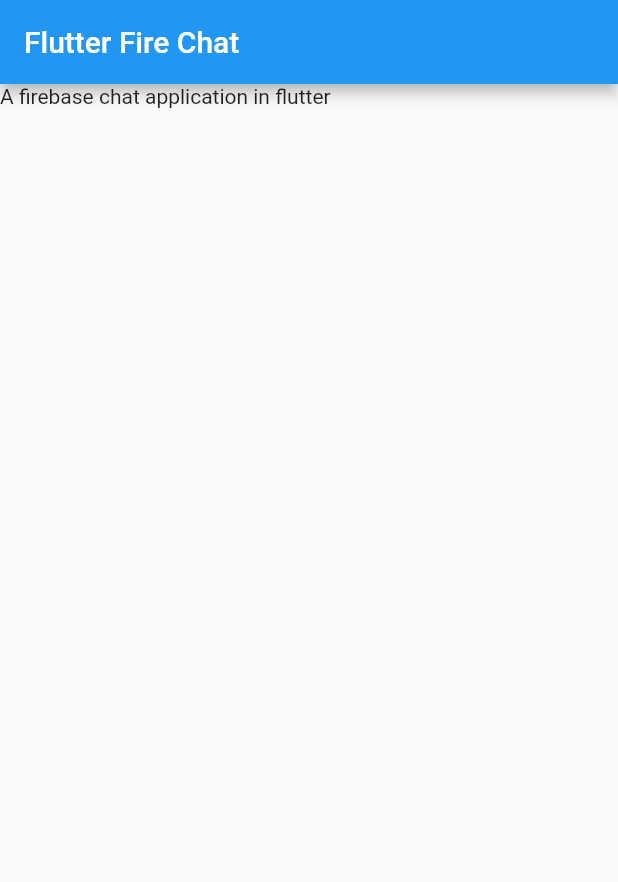
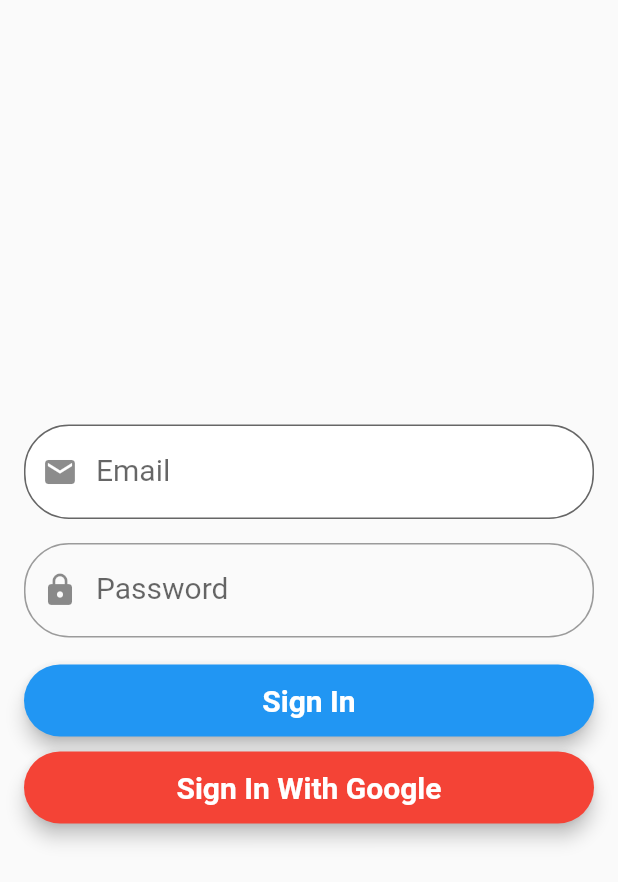
Before and after one commit to lohanidamodar/flutter_fire_chat, a Flutter app: the screen it shows after launch, on a phone screen of 412 x 824 dp. Shown: the top 882 px of the screen. Run offline on Flutter 3.47's test engine with Material 2 defaults, Android fonts, the phone set to English and light mode, and no system bars; our stand-ins replace firebase_auth, google_sign_in; accounts and stored records are empty; Roboto replaces fonts that are missing (Montserrat).

Commit message:
firebase auth added

```diff
--- a/lib/main.dart
+++ b/lib/main.dart
@@ -1,4 +1,6 @@
 import 'package:flutter/material.dart';
+
+import 'ui/pages/home.dart';
 
 void main() => runApp(MyApp());
 
@@ -14,22 +16,3 @@ class MyApp extends StatelessWidget {
     );
   }
 }
-
-class HomePage extends StatelessWidget {
-  @override
-  Widget build(BuildContext context){
-    return Scaffold(
-      appBar: AppBar(
-        title: Text('Flutter Fire Chat'),
-      ),
-      body: SingleChildScrollView(
-        child: Column(
-          crossAxisAlignment: CrossAxisAlignment.start,
-          children: <Widget>[
-            Text("A firebase chat application in flutter")
-          ],
-        ),
-      ),
-    );
-  }
-}
--- /dev/null
+++ b/lib/model/user_repository.dart
@@ -0,0 +1,74 @@
+import 'package:flutter/widgets.dart';
+import 'package:firebase_auth/firebase_auth.dart';
+import 'package:google_sign_in/google_sign_in.dart';
+
+enum Status { Uninitialized, Authenticated, Authenticating, Unauthenticated }
+
+class UserRepository with ChangeNotifier {
+  FirebaseAuth _auth;
+  FirebaseUser _user;
+  GoogleSignIn _googleSignIn;
+  Status _status = Status.Uninitialized;
+
+  UserRepository.instance()
+      : _auth = FirebaseAuth.instance,
+        _googleSignIn = GoogleSignIn() {
+    _auth.onAuthStateChanged.listen(_onAuthStateChanged);
+  }
+
+  Status get status => _status;
+  FirebaseUser get user => _user;
+
+  Future<bool> signIn(String email, String password) async {
+    try {
+      _status = Status.Authenticating;
+      notifyListeners();
+      await _auth.signInWithEmailAndPassword(email: email, password: password);
+      return true;
+    } catch (e) {
+      _status = Status.Unauthenticated;
+      notifyListeners();
+      return false;
+    }
+  }
+
+  Future<bool> signInWithGoogle() async {
+    try {
+      _status = Status.Authenticating;
+      notifyListeners();
+      final GoogleSignInAccount googleUser = await _googleSignIn.signIn();
+      final GoogleSignInAuthentication googleAuth =
+          await googleUser.authentication;
+      final AuthCredential credential = GoogleAuthProvider.getCredential(
+        accessToken: googleAuth.accessToken,
+        idToken: googleAuth.idToken,
+      );
+      await _auth.signInWithCredential(credential);
+      return true;
+    } catch (e) {
+      print(e);
+      _status = Status.Unauthenticated;
+      notifyListeners();
+      return false;
+    }
+
+  }
+
+  Future signOut() async {
+    _auth.signOut();
+    _googleSignIn.signOut();
+    _status = Status.Unauthenticated;
+    notifyListeners();
+    return Future.delayed(Duration.zero);
+  }
+
+  Future<void> _onAuthStateChanged(FirebaseUser firebaseUser) async {
+    if (firebaseUser == null) {
+      _status = Status.Unauthenticated;
+    } else {
+      _user = firebaseUser;
+      _status = Status.Authenticated;
+    }
+    notifyListeners();
+  }
+}
--- /dev/null
+++ b/lib/ui/pages/home.dart
@@ -0,0 +1,28 @@
+import 'package:flutter/material.dart';
+import '../../model/user_repository.dart';
+import 'package:provider/provider.dart';
+import './splash.dart';
+import './login.dart';
+import './user_info.dart';
+
+class HomePage extends StatelessWidget {
+  @override
+  Widget build(BuildContext context) {
+    return ChangeNotifierProvider(
+      builder: (_) => UserRepository.instance(),
+      child: Consumer(
+        builder: (context, UserRepository user, _) {
+          switch (user.status) {
+            case Status.Uninitialized:
+              return Splash();
+            case Status.Unauthenticated:
+            case Status.Authenticating:
+              return LoginPage();
+            case Status.Authenticated:
+              return UserInfoPage(user: user.user);
+          }
+        },
+      ),
+    );
+  }
+}
--- /dev/null
+++ b/lib/ui/pages/login.dart
@@ -0,0 +1,131 @@
+import 'package:flutter/material.dart';
+import 'package:provider/provider.dart';
+import '../../model/user_repository.dart';
+
+class LoginPage extends StatefulWidget {
+  @override
+  _LoginPageState createState() => _LoginPageState();
+}
+
+class _LoginPageState extends State<LoginPage> {
+  TextStyle style = TextStyle(fontFamily: 'Montserrat', fontSize: 20.0);
+  TextEditingController _email;
+  TextEditingController _password;
+  final _formKey = GlobalKey<FormState>();
+  final _key = GlobalKey<ScaffoldState>();
+
+  @override
+  void initState() {
+    super.initState();
+    _email = TextEditingController(text: "");
+    _password = TextEditingController(text: "");
+  }
+
+  @override
+  Widget build(BuildContext context) {
+    final user = Provider.of<UserRepository>(context);
+    return Scaffold(
+      key: _key,
+      body: Form(
+        key: _formKey,
+        child: Container(
+          alignment: Alignment.center,
+          child: ListView(
+            shrinkWrap: true,
+            children: <Widget>[
+              Padding(
+                padding: const EdgeInsets.symmetric(horizontal: 16.0, vertical: 8.0),
+                child: TextFormField(
+                  controller: _email,
+                  validator: (value) =>
+                      (value.isEmpty) ? "Please Enter Email" : null,
+                  style: style,
+                  decoration: InputDecoration(
+                      prefixIcon: Icon(Icons.email),
+                      labelText: "Email",
+                      filled: true,
+                      fillColor: Colors.white,
+                      border: OutlineInputBorder(borderRadius: BorderRadius.circular(30))),
+                ),
+              ),
+              Padding(
+                padding: const EdgeInsets.symmetric(horizontal: 16.0, vertical: 8.0),
+                child: TextFormField(
+                  controller: _password,
+                  obscureText: true,
+                  validator: (value) =>
+                      (value.isEmpty) ? "Please Enter Password" : null,
+                  style: style,
+                  decoration: InputDecoration(
+                      prefixIcon: Icon(Icons.lock),
+                      labelText: "Password",
+                      border: OutlineInputBorder(borderRadius: BorderRadius.circular(30))),
+                ),
+              ),
+              SizedBox(height: 10.0),
+              user.status == Status.Authenticating
+                  ? Center(child: CircularProgressIndicator())
+                  : Padding(
+                      padding: const EdgeInsets.symmetric(horizontal: 16.0),
+                      child: Material(
+                        elevation: 5.0,
+                        borderRadius: BorderRadius.circular(30.0),
+                        color: Theme.of(context).primaryColor,
+                        child: MaterialButton(
+                          onPressed: () async {
+                            if (_formKey.currentState.validate()) {
+                              if (!await user.signIn(
+                                  _email.text, _password.text))
+                                _key.currentState.showSnackBar(SnackBar(
+                                  content: Text("Something is wrong"),
+                                ));
+                            }
+                          },
+                          child: Text(
+                            "Sign In",
+                            style: style.copyWith(
+                                color: Colors.white,
+                                fontWeight: FontWeight.bold),
+                          ),
+                        ),
+                      ),
+                    ),
+              SizedBox(height: 10),
+              user.status == Status.Authenticating
+                  ? Center(child: CircularProgressIndicator())
+                  : Padding(
+                      padding: const EdgeInsets.symmetric(horizontal: 16.0),
+                      child: Material(
+                        elevation: 5.0,
+                        borderRadius: BorderRadius.circular(30.0),
+                        color: Colors.red,
+                        child: MaterialButton(
+                          onPressed: () async {
+                            if (!await user.signInWithGoogle())
+                              _key.currentState.showSnackBar(SnackBar(
+                                content: Text("Something is wrong"),
+                              ));
+                          },
+                          child: Text(
+                            "Sign In With Google",
+                            style: style.copyWith(
+                                color: Colors.white,
+                                fontWeight: FontWeight.bold),
+                          ),
+                        ),
+                      ),
+                    ),
+            ],
+          ),
+        ),
+      ),
+    );
+  }
+
+  @override
+  void dispose() {
+    _email.dispose();
+    _password.dispose();
+    super.dispose();
+  }
+}
--- a/pubspec.yaml
+++ b/pubspec.yaml
@@ -10,6 +10,9 @@ dependencies:
     sdk: flutter
   cupertino_icons: ^0.1.2
 
+  firebase_auth: ^0.11.1+7
+  provider: ^3.0.0+1
+  google_sign_in: ^4.0.2
 dev_dependencies:
   flutter_test:
     sdk: flutter
```
Also changed, not shown: lib/ui/pages/splash.dart (added, +12 -0 lines), lib/ui/pages/user_info.dart (added, +30 -0 lines), pubspec.lock, 2 other files.
